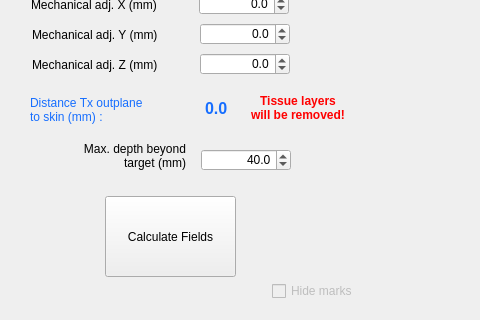
Old version of the form BabelBrain/Babel_CTX500/form.ui in the repository ProteusMRIgHIFU/BabelBrain; both pictures show x 0 to 480 and y 151 to 471 of the 1251 by 471 pixel window.
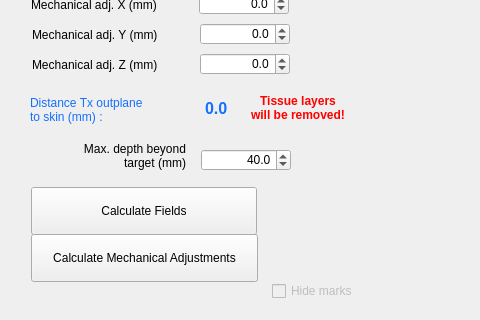
New version of the form.

Commit message: Add adjustment of mechanical in X and Y in function of center of mass

The edit to the form file:
```diff
--- a/BabelBrain/Babel_CTX500/form.ui
+++ b/BabelBrain/Babel_CTX500/form.ui
@@ -260,25 +260,6 @@
     <double>0.000000000000000</double>
    </property>
   </widget>
-  <widget class="QPushButton" name="CalculateAcField">
-   <property name="geometry">
-    <rect>
-     <x>105</x>
-     <y>347</y>
-     <width>131</width>
-     <height>81</height>
-    </rect>
-   </property>
-   <property name="autoFillBackground">
-    <bool>false</bool>
-   </property>
-   <property name="styleSheet">
-    <string notr="true"/>
-   </property>
-   <property name="text">
-    <string>Calculate Fields</string>
-   </property>
-  </widget>
   <widget class="QWidget" name="AcField_plot1" native="true">
    <property name="geometry">
     <rect>
@@ -447,6 +428,44 @@
     <string>Hide marks</string>
    </property>
   </widget>
+  <widget class="QPushButton" name="CalculateAcField">
+   <property name="geometry">
+    <rect>
+     <x>31</x>
+     <y>338</y>
+     <width>226</width>
+     <height>48</height>
+    </rect>
+   </property>
+   <property name="autoFillBackground">
+    <bool>false</bool>
+   </property>
+   <property name="styleSheet">
+    <string notr="true"/>
+   </property>
+   <property name="text">
+    <string>Calculate Fields</string>
+   </property>
+  </widget>
+  <widget class="QPushButton" name="CalculateMechAdj">
+   <property name="geometry">
+    <rect>
+     <x>31</x>
+     <y>385</y>
+     <width>227</width>
+     <height>48</height>
+    </rect>
+   </property>
+   <property name="autoFillBackground">
+    <bool>false</bool>
+   </property>
+   <property name="styleSheet">
+    <string notr="true"/>
+   </property>
+   <property name="text">
+    <string>Calculate Mechanical Adjustments</string>
+   </property>
+  </widget>
  </widget>
  <tabstops>
   <tabstop>TPODistanceSpinBox</tabstop>
```
Left out of the diff: 1 changed line with no effect on the pictures. The commit also changes 11 other files.
